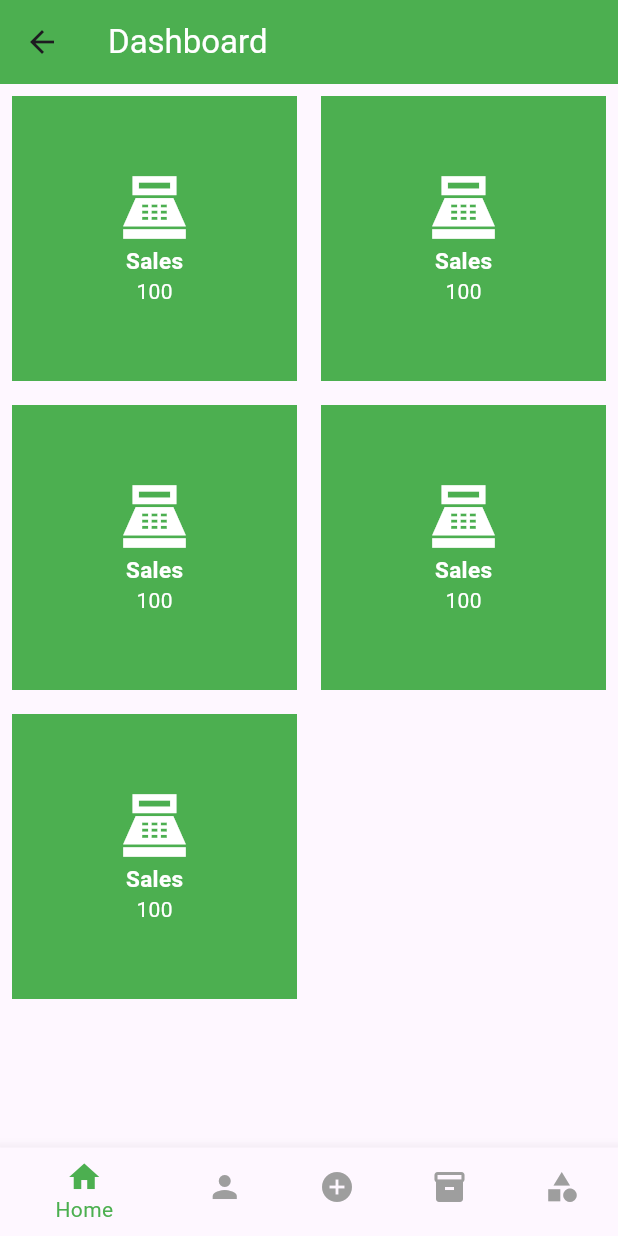
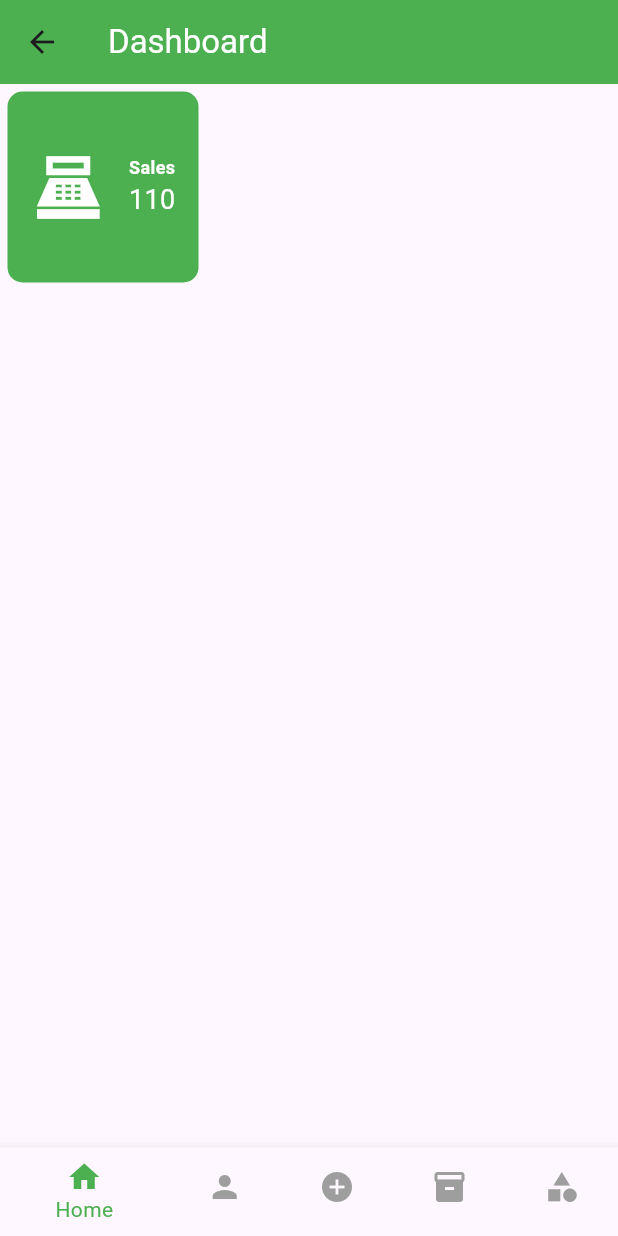
Before and after one commit to sndp231998/HMRODOKAN, a Flutter app: the AdminDashboard screen opened directly, on a phone screen of 412 x 824 dp. Run offline on Flutter 3.47's test engine with Material 2 defaults, Android fonts, the phone set to English and light mode, and no system bars; missing offline and left inert: flutter_barcode_scanner.

Commit message:
dashboard card ui modified

```diff
--- a/lib/components/dashboard_card.dart
+++ b/lib/components/dashboard_card.dart
@@ -1,34 +1,47 @@
 import 'package:flutter/material.dart';
 
 class DashboardCard extends StatelessWidget {
-  const DashboardCard({super.key});
+  final Icon icon;
+  final String title;
+  final String amount;
+
+  const DashboardCard(
+      {super.key,
+      required this.icon,
+      required this.title,
+      required this.amount});
 
   @override
   Widget build(BuildContext context) {
     return Padding(
-      padding: const EdgeInsets.all(8.0),
+      padding: const EdgeInsets.all(5.0),
       child: Container(
-        height: 50,
-        width: 50,
+        decoration: BoxDecoration(
           color: Colors.green,
-        child: const Column(
+          borderRadius: BorderRadius.circular(10),
+        ),
+        child: Row(
+          mainAxisAlignment: MainAxisAlignment.spaceEvenly,
+          children: [
+            icon,
+            Column(
               mainAxisAlignment: MainAxisAlignment.center,
               children: [
-            Icon(
-              Icons.point_of_sale_sharp,
-              size: 50,
+                Text(
+                  title,
+                  style: const TextStyle(
                       color: Colors.white,
-            ),
-            Text(
-              'Sales',
-              style: TextStyle(
-                  color: Colors.white,
-                  fontSize: 15,
+                      fontSize: 12,
                       fontWeight: FontWeight.bold),
                 ),
                 Text(
-              '100',
-              style: TextStyle(color: Colors.white),
+                  amount,
+                  style: const TextStyle(
+                    color: Colors.white,
+                    fontSize: 18,
+                  ),
+                )
+              ],
             )
           ],
         ),
--- a/lib/components/dashboard_screen.dart
+++ /dev/null
@@ -1,16 +0,0 @@
-import 'package:flutter/material.dart';
-import 'package:hmrodokan/components/dashboard_card.dart';
-
-class DashboardScreen extends StatelessWidget {
-  const DashboardScreen({super.key});
-
-  @override
-  Widget build(BuildContext context) {
-    return GridView.count(
-      crossAxisCount: 2,
-      children: List.generate(5, (index) {
-        return DashboardCard();
-      }),
-    );
-  }
-}
--- a/lib/pages/admin/admin_dashboard.dart
+++ b/lib/pages/admin/admin_dashboard.dart
@@ -4,7 +4,7 @@ import 'package:hmrodokan/pages/admin/category.dart';
 import 'package:hmrodokan/pages/admin/counter.dart';
 import 'package:hmrodokan/pages/admin/inventory.dart';
 
-import '../../components/dashboard_screen.dart';
+import 'dashboard_screen.dart';
 
 class AdminDashboard extends StatefulWidget {
   const AdminDashboard({super.key});
--- /dev/null
+++ b/lib/pages/admin/dashboard_screen.dart
@@ -0,0 +1,37 @@
+import 'package:flutter/material.dart';
+import 'package:hmrodokan/components/dashboard_card.dart';
+
+class DashboardScreen extends StatefulWidget {
+  const DashboardScreen({super.key});
+
+  @override
+  State<DashboardScreen> createState() => _DashboardScreenState();
+}
+
+class _DashboardScreenState extends State<DashboardScreen> {
+  final List _analytics = [
+    {
+      'icon': const Icon(
+        Icons.point_of_sale_sharp,
+        size: 50,
+        color: Colors.white,
+      ),
+      'title': 'Sales',
+      'amount': '110',
+    }
+  ];
+
+  @override
+  Widget build(BuildContext context) {
+    return GridView.count(
+      crossAxisCount: 3,
+      children: List.generate(1, (index) {
+        return DashboardCard(
+          icon: _analytics[index]['icon'],
+          title: _analytics[index]['title'],
+          amount: _analytics[index]['amount'],
+        );
+      }),
+    );
+  }
+}
```
Lines whose indentation alone changed are shown as unchanged.
